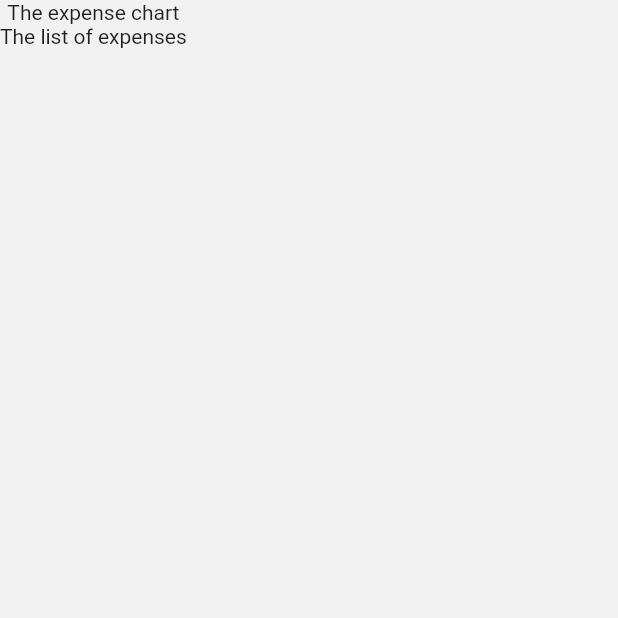
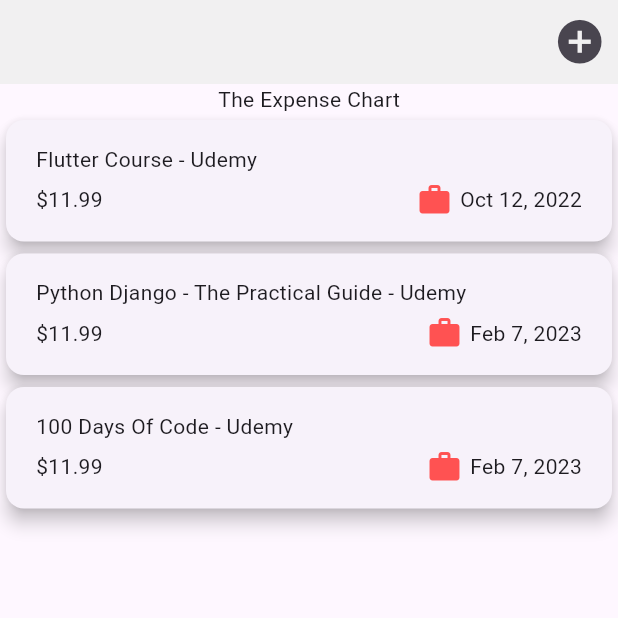
Before and after one commit to nadiahylary/expense_app, a Flutter app: the screen it shows after launch, on a phone screen of 412 x 824 dp, the top half of it. Run offline on Flutter 3.47's test engine with Material 2 defaults, Android fonts, the phone set to English and light mode, and no system bars; our stand-ins replace google_fonts.

Commit message:
added new_expense form with textfields, dropdowns and datepicker

```diff
--- a/lib/expenses.dart
+++ /dev/null
@@ -1,49 +0,0 @@
-import 'package:flutter/material.dart';
-
-import 'models/expense.dart';
-
-class ExpenseApp extends StatefulWidget {
-  const ExpenseApp({super.key});
-
-  @override
-  State<ExpenseApp> createState() => _ExpenseAppState();
-}
-
-class _ExpenseAppState extends State<ExpenseApp> {
-
-  final List<Expense> _expensesList = [
-    Expense(
-        title: "Flutter Course - Udemy",
-        amount: 11.99,
-        date: DateTime(2022, 12, 05, 08, 25),
-        category: Category.career
-    ),
-
-    Expense(
-        title: "Python Django - The Practical Guide - Udemy",
-        amount: 11.99,
-        date: DateTime(2023, 02, 07, 08, 25),
-        category: Category.career
-    ),
-
-    Expense(
-        title: "100 Days Of Code - Udemy",
-        amount: 11.99, date: DateTime(2023, 02, 07, 08, 25),
-        category: Category.career
-    )
-  ];
-
-  // This widget is the root of your application.
-  @override
-  Widget build(BuildContext context) {
-    return Scaffold(
-      backgroundColor: const Color.fromARGB(240, 240, 240, 240),
-      body: Column(
-        children: const [
-          Text("The expense chart"),
-          Text("The list of expenses")
-        ],
-      ),
-    );
-  }
-}
--- a/lib/models/expense.dart
+++ b/lib/models/expense.dart
@@ -1,21 +1,39 @@
+import 'package:flutter/material.dart';
+import 'package:intl/intl.dart';
 import 'package:uuid/uuid.dart';
 
 const uuid = Uuid();
-enum Category {health, career, nutrition, business, spirituality, leisure}
 
-class Expense{
+enum Category { health, career, nutrition, business, spirituality, leisure }
+
+const categoryIcons = {
+  Category.health: Icons.health_and_safety,
+  Category.career: Icons.work,
+  Category.nutrition: Icons.lunch_dining,
+  Category.business: Icons.business,
+  Category.spirituality: Icons.sports_gymnastics,
+  Category.leisure: Icons.movie
+};
+
+class Expense {
   final String id;
   final String title;
   final double amount;
   final DateTime date;
   final Category category;
 
+  String get formattedDate{
+    return DateFormat.yMMMd().format(date);
+  }
 
-  Expense({
-    required this.title,
-    required this.amount,
-    required this.date,
-    required this.category
-  }) : id = uuid.v4();
+  /*Icon get expenseIcon{
+    return
+  }*/
 
+  Expense(
+      {required this.title,
+      required this.amount,
+      required this.date,
+      required this.category})
+      : id = uuid.v4();
 }
--- /dev/null
+++ b/lib/widgets/expenses.dart
@@ -0,0 +1,83 @@
+import 'package:expense_app/widgets/expenses_list_widgets/expenses_list.dart';
+import 'package:expense_app/widgets/new_expense.dart';
+import 'package:flutter/material.dart';
+
+import '../models/expense.dart';
+
+class ExpenseApp extends StatefulWidget {
+  const ExpenseApp({super.key});
+
+  @override
+  State<ExpenseApp> createState() => _ExpenseAppState();
+}
+
+class _ExpenseAppState extends State<ExpenseApp> {
+  final List<Expense> _expensesList = [
+    Expense(
+        title: "Flutter Course - Udemy",
+        amount: 11.99,
+        date: DateTime(2022, 10, 12, 08, 25),
+        category: Category.career),
+    Expense(
+      title: "Python Django - The Practical Guide - Udemy",
+      amount: 11.99,
+      date: DateTime(2023, 02, 07, 08, 25),
+      category: Category.career,
+    ),
+    Expense(
+        title: "100 Days Of Code - Udemy",
+        amount: 11.99,
+        date: DateTime(2023, 02, 07, 08, 25),
+        category: Category.career)
+  ];
+
+  void _addExpense(String title, double amount, DateTime selectedDate, Category category) {
+    final Expense transaction = Expense(
+        title: title,
+        amount: amount,
+        date: selectedDate,
+        category: category
+    );
+    setState(() {
+      _expensesList.add(transaction);
+    });
+  }
+
+  void _deleteExpense(int index) {
+    setState(() {
+      _expensesList.removeAt(index);
+    });
+  }
+
+  void _openAddExpenseWidget() {
+      showModalBottomSheet(context: context, builder: (ctx)
+          => NewExpense(_addExpense),
+      );
+  }
+
+  // This widget is the root of your application.
+  @override
+  Widget build(BuildContext context) {
+    return Scaffold(
+      //backgroundColor: const Color.fromARGB(240, 240, 240, 240),
+      appBar: AppBar(
+        backgroundColor: const Color.fromARGB(240, 240, 240, 240),
+        actions: [
+          IconButton(
+              onPressed: _openAddExpenseWidget,
+              icon: const Icon(Icons.add_circle_outlined, size: 35,))
+        ],
+      ),
+      body: Column(
+        children: [
+          const Text("The Expense Chart"),
+          Expanded(
+              child: ExpensesList(
+                expensesList: _expensesList,
+              )
+          ),
+        ],
+      ),
+    );
+  }
+}
--- /dev/null
+++ b/lib/widgets/expenses_list_widgets/expense_item.dart
@@ -0,0 +1,41 @@
+import 'package:flutter/material.dart';
+import 'package:intl/intl.dart';
+
+import '../../models/expense.dart';
+
+class ExpenseItem extends StatelessWidget {
+  const ExpenseItem({required this.expense, Key? key}) : super(key: key);
+  final Expense expense;
+
+  @override
+  Widget build(BuildContext context) {
+    return Card(
+      elevation: 5,
+      child: Padding(
+        padding: const EdgeInsets.symmetric(horizontal: 20, vertical: 16),
+        child: Column(
+          crossAxisAlignment: CrossAxisAlignment.start,
+          children: [
+            Text(expense.title),
+            const SizedBox(
+              height: 5,
+            ),
+            Row(
+              children: [
+                Text('\$${expense.amount.toStringAsFixed(2)}'),
+                const Spacer(),
+                Row(
+                  children: [
+                    Icon(categoryIcons[expense.category], color: Colors.redAccent,),
+                    const SizedBox(width: 5,),
+                    Text(expense.formattedDate),
+                  ],
+                )
+              ],
+            ),
+          ],
+        ),
+      ),
+    );
+  }
+}
--- /dev/null
+++ b/lib/widgets/expenses_list_widgets/expenses_list.dart
@@ -0,0 +1,18 @@
+import 'package:flutter/material.dart';
+
+import '../../models/expense.dart';
+import 'expense_item.dart';
+
+class ExpensesList extends StatelessWidget {
+  const ExpensesList({required this.expensesList, Key? key}) : super(key: key);
+  final List<Expense> expensesList;
+
+  @override
+  Widget build(BuildContext context) {
+    return ListView.builder(
+      itemCount: expensesList.length,
+      itemBuilder: (context, index)
+        => ExpenseItem(expense: expensesList[index]),
+    );
+  }
+}
--- a/pubspec.yaml
+++ b/pubspec.yaml
@@ -37,6 +37,7 @@ dependencies:
   cupertino_icons: ^1.0.2
   uuid: ^3.0.7
   google_fonts: ^4.0.4
+  intl: ^0.18.1
 
 dev_dependencies:
   flutter_test:
```
Also changed, not shown: lib/main.dart (+11 -12 lines), lib/widgets/new_expense.dart (added, +158 -0 lines), pubspec.lock.
